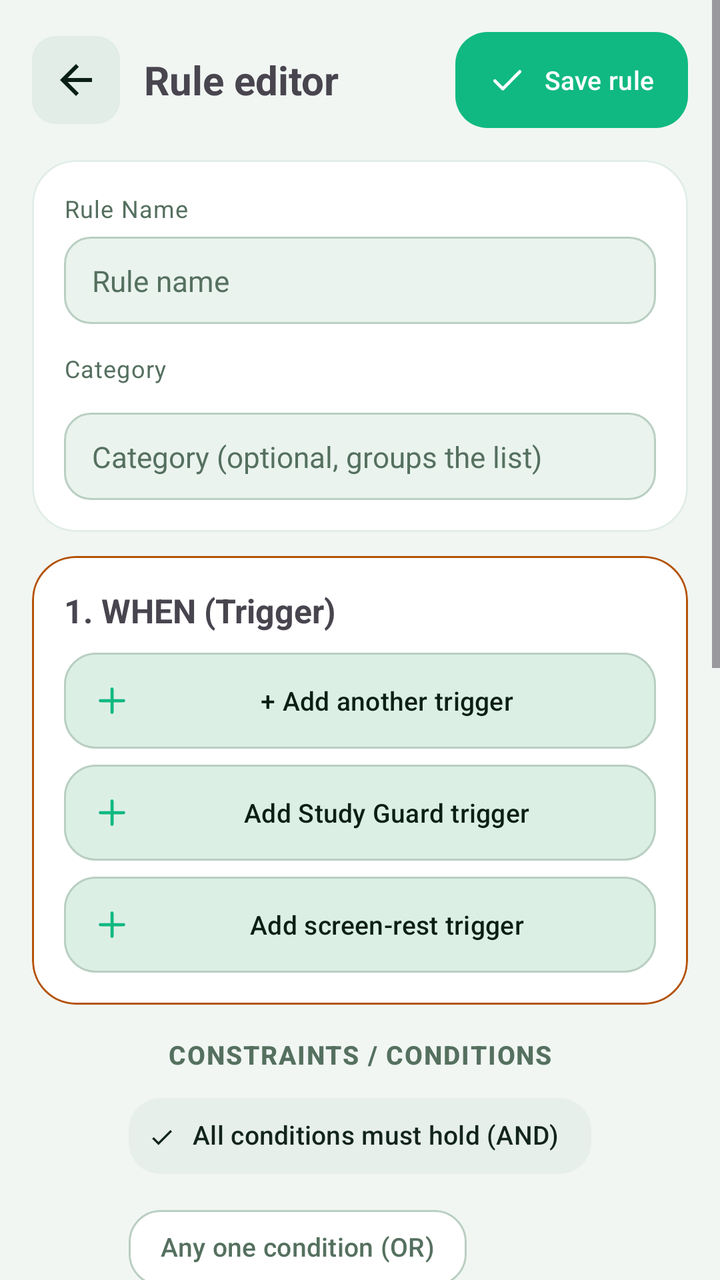
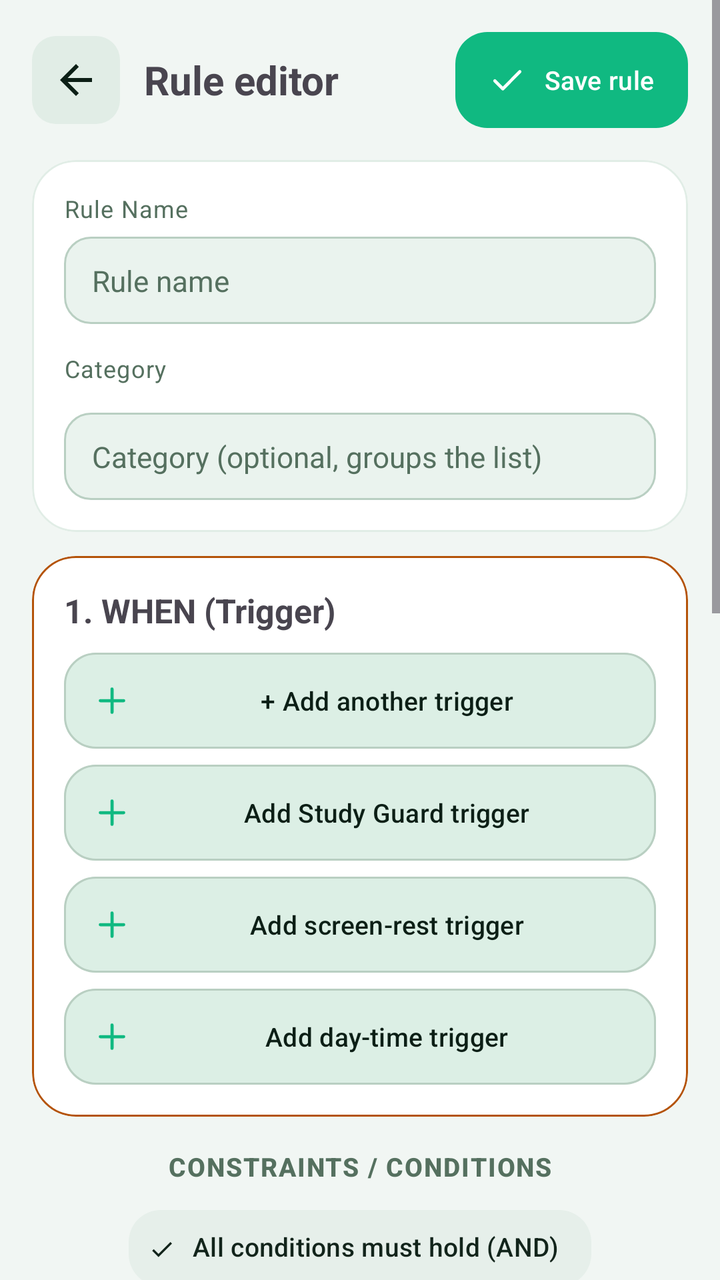

The first picture is an Android layout as it rendered before a commit; the second is the same layout after the commit. The layout source and the unified diff follow.
<!-- AndroidManifest.xml: application theme Theme.PhoneLink -->
<!-- res/layout/activity_rule_editor.xml -->
<?xml version="1.0" encoding="utf-8"?>
<ScrollView xmlns:android="http://schemas.android.com/apk/res/android"
    xmlns:app="http://schemas.android.com/apk/res-auto"
    android:layout_width="match_parent"
    android:layout_height="match_parent">

    <LinearLayout
        android:layout_width="match_parent"
        android:layout_height="wrap_content"
        android:orientation="vertical"
        android:padding="16dp">

        <LinearLayout
            android:layout_width="match_parent"
            android:layout_height="wrap_content"
            android:gravity="center_vertical"
            android:orientation="horizontal">

            <ImageButton
                android:id="@+id/btnEditorBack"
                android:layout_width="44dp"
                android:layout_height="44dp"
                android:background="@drawable/bg_back_chip"
                android:contentDescription="@string/btn_back"
                android:padding="10dp"
                android:src="@drawable/ic_arrow_back"
                android:tint="?attr/colorOnSurface" />

            <TextView
                android:layout_width="0dp"
                android:layout_height="wrap_content"
                android:layout_marginStart="12dp"
                android:layout_weight="1"
                android:text="@string/auto_editor_title"
                android:textSize="20sp"
                android:textStyle="bold" />

            <com.google.android.material.button.MaterialButton
                android:id="@+id/btnSaveRule"
                style="@style/PL.BtnPill"
                android:layout_width="wrap_content"
                android:layout_height="wrap_content"
                android:text="@string/auto_save"
                app:icon="@drawable/ic_check" />
        </LinearLayout>

        
        <com.google.android.material.card.MaterialCardView
            android:layout_width="match_parent"
            android:layout_height="wrap_content"
            android:layout_marginTop="16dp">

            <LinearLayout
                android:layout_width="match_parent"
                android:layout_height="wrap_content"
                android:orientation="vertical"
                android:padding="16dp">

                <TextView
                    style="@style/PL.BodySmall"
                    android:text="@string/ed_name_label" />

                <EditText
                    android:id="@+id/etRuleName"
                    style="@style/PL.FieldPlain"
                    android:layout_marginTop="6dp"
                    android:hint="@string/auto_rule_name_hint"
                    android:inputType="text"
                    android:maxLines="1" />

                <TextView
                    style="@style/PL.BodySmall"
                    android:layout_marginTop="14dp"
                    android:text="@string/ed_cat_label" />

                <com.google.android.material.chip.ChipGroup
                    android:id="@+id/cgRuleCats"
                    android:layout_width="match_parent"
                    android:layout_height="wrap_content"
                    android:layout_marginTop="6dp"
                    app:singleSelection="true" />

                <EditText
                    android:id="@+id/etRuleCat"
                    style="@style/PL.FieldPlain"
                    android:layout_marginTop="8dp"
                    android:hint="@string/auto_cat_hint"
                    android:inputType="text"
                    android:maxLines="1" />
            </LinearLayout>
        </com.google.android.material.card.MaterialCardView>

        
        <com.google.android.material.card.MaterialCardView
            android:layout_width="match_parent"
            android:layout_height="wrap_content"
            android:layout_marginTop="12dp"
            app:strokeColor="@color/pair_code"
            app:strokeWidth="1dp">

            <LinearLayout
                android:layout_width="match_parent"
                android:layout_height="wrap_content"
                android:orientation="vertical"
                android:padding="16dp">

                <TextView
                    android:layout_width="match_parent"
                    android:layout_height="wrap_content"
                    android:text="@string/ed_when"
                    android:textSize="16.5sp"
                    android:textStyle="bold" />

                <LinearLayout
                    android:id="@+id/trigContainer"
                    android:layout_width="match_parent"
                    android:layout_height="wrap_content"
                    android:orientation="vertical" />

                <com.google.android.material.button.MaterialButton
                    android:id="@+id/btnAddTrigger"
                    style="@style/PL.BtnGhost"
                    android:layout_width="match_parent"
                    android:layout_height="wrap_content"
                    android:layout_marginTop="10dp"
                    android:text="@string/auto_add_trigger"
                    app:icon="@drawable/ic_plus" />

                <com.google.android.material.button.MaterialButton
                    android:id="@+id/btnAddStudyGuard"
                    style="@style/PL.BtnGhost"
                    android:layout_width="match_parent"
                    android:layout_height="wrap_content"
                    android:layout_marginTop="8dp"
                    android:text="@string/btn_add_study_guard"
                    app:icon="@drawable/ic_plus" />

                <com.google.android.material.button.MaterialButton
                    android:id="@+id/btnAddScreenRest"
                    style="@style/PL.BtnGhost"
                    android:layout_width="match_parent"
                    android:layout_height="wrap_content"
                    android:layout_marginTop="8dp"
                    android:text="@string/btn_add_screen_rest"
                    app:icon="@drawable/ic_plus" />
            </LinearLayout>
        </com.google.android.material.card.MaterialCardView>

        
        <TextView
            style="@style/PL.SecTitle"
            android:layout_marginTop="16dp"
            android:gravity="center"
            android:text="@string/ed_constraints" />

        <com.google.android.material.chip.ChipGroup
            android:id="@+id/cgConsMode"
            android:layout_width="wrap_content"
            android:layout_height="wrap_content"
            android:layout_gravity="center_horizontal"
            android:layout_marginTop="8dp"
            app:selectionRequired="true"
            app:singleSelection="true">

            <com.google.android.material.chip.Chip
                android:id="@+id/chipConsAll"
                style="@style/PL.ChipFilter"
                android:layout_width="wrap_content"
                android:layout_height="wrap_content"
                android:checked="true"
                android:text="@string/auto_cons_all" />

            <com.google.android.material.chip.Chip
                android:id="@+id/chipConsAny"
                style="@style/PL.ChipFilter"
                android:layout_width="wrap_content"
                android:layout_height="wrap_content"
                android:text="@string/auto_cons_any" />
        </com.google.android.material.chip.ChipGroup>

        
        <com.google.android.material.card.MaterialCardView
            android:layout_width="match_parent"
            android:layout_height="wrap_content"
            android:layout_marginTop="10dp">

            <LinearLayout
                android:layout_width="match_parent"
                android:layout_height="wrap_content"
                android:orientation="vertical"
                android:padding="16dp">

                <LinearLayout
                    android:id="@+id/consContainer"
                    android:layout_width="match_parent"
                    android:layout_height="wrap_content"
                    android:orientation="vertical" />

                <com.google.android.material.button.MaterialButton
                    android:id="@+id/btnAddConstraint"
                    style="@style/PL.BtnGhost"
                    android:layout_width="match_parent"
                    android:layout_height="wrap_content"
                    android:layout_marginTop="10dp"
                    android:text="@string/auto_add_constraint"
                    app:icon="@drawable/ic_plus" />

                <com.google.android.material.button.MaterialButton
                    android:id="@+id/btnAddGroup"
                    style="@style/PL.BtnGhost"
                    android:layout_width="match_parent"
                    android:layout_height="wrap_content"
                    android:layout_marginTop="6dp"
                    android:text="@string/btn_add_group"
                    app:icon="@drawable/ic_plus" />
            </LinearLayout>
        </com.google.android.material.card.MaterialCardView>

        
        <com.google.android.material.card.MaterialCardView
            android:layout_width="match_parent"
            android:layout_height="wrap_content"
            android:layout_marginTop="12dp"
            app:strokeColor="?attr/colorPrimary"
            app:strokeWidth="1dp">

            <LinearLayout
                android:layout_width="match_parent"
                android:layout_height="wrap_content"
                android:orientation="vertical"
                android:padding="16dp">

                <TextView
                    android:layout_width="match_parent"
                    android:layout_height="wrap_content"
                    android:text="@string/ed_then"
                    android:textSize="16.5sp"
                    android:textStyle="bold" />

                <LinearLayout
                    android:id="@+id/actContainer"
                    android:layout_width="match_parent"
                    android:layout_height="wrap_content"
                    android:orientation="vertical" />

                <com.google.android.material.button.MaterialButton
                    android:id="@+id/btnAddAction"
                    style="@style/PL.BtnMint"
                    android:layout_width="match_parent"
                    android:layout_height="wrap_content"
                    android:layout_marginTop="10dp"
                    android:text="@string/auto_add_action"
                    app:icon="@drawable/ic_plus" />

                <com.google.android.material.button.MaterialButton
                    android:id="@+id/btnAddIfElse"
                    style="@style/PL.BtnGhost"
                    android:layout_width="match_parent"
                    android:layout_height="wrap_content"
                    android:layout_marginTop="6dp"
                    android:text="@string/btn_add_ifelse"
                    app:icon="@drawable/ic_plus" />

                <com.google.android.material.button.MaterialButton
                    android:id="@+id/btnAddFocusLock"
                    style="@style/PL.BtnGhost"
                    android:layout_width="match_parent"
                    android:layout_height="wrap_content"
                    android:layout_marginTop="6dp"
                    android:text="@string/btn_add_focuslock"
                    app:icon="@drawable/ic_plus" />

                <com.google.android.material.button.MaterialButton
                    android:id="@+id/btnAddAutoTap"
                    style="@style/PL.BtnGhost"
                    android:layout_width="match_parent"
                    android:layout_height="wrap_content"
                    android:layout_marginTop="6dp"
                    android:text="@string/btn_add_autotap"
                    app:icon="@drawable/ic_plus" />
            </LinearLayout>
        </com.google.android.material.card.MaterialCardView>

        
        <LinearLayout
            android:layout_width="match_parent"
            android:layout_height="wrap_content"
            android:layout_marginTop="16dp"
            android:orientation="horizontal">

            <com.google.android.material.button.MaterialButton
                android:id="@+id/btnTestRule"
                style="@style/PL.BtnGhost"
                android:layout_width="0dp"
                android:layout_height="wrap_content"
                android:layout_marginEnd="5dp"
                android:layout_weight="1"
                android:text="@string/ed_test_rule"
                app:icon="@drawable/ic_check" />

            <com.google.android.material.button.MaterialButton
                android:id="@+id/btnDeleteRule"
                style="@style/PL.BtnGhost"
                android:layout_width="0dp"
                android:layout_height="wrap_content"
                android:layout_marginStart="5dp"
                android:layout_weight="1"
                android:text="@string/ed_delete_rule"
                android:textColor="?attr/colorError"
                android:visibility="gone"
                app:icon="@drawable/ic_trash" />
        </LinearLayout>

        
        <LinearLayout
            android:layout_width="match_parent"
            android:layout_height="wrap_content"
            android:layout_marginTop="10dp"
            android:orientation="horizontal">

            <com.google.android.material.button.MaterialButton
                android:id="@+id/btnTraceRule"
                style="@style/PL.BtnGhost"
                android:layout_width="0dp"
                android:layout_height="wrap_content"
                android:layout_marginEnd="5dp"
                android:layout_weight="1"
                android:text="@string/btn_trace"
                app:icon="@drawable/ic_search" />

            <com.google.android.material.button.MaterialButton
                android:id="@+id/btnHistoryRule"
                style="@style/PL.BtnGhost"
                android:layout_width="0dp"
                android:layout_height="wrap_content"
                android:layout_marginStart="5dp"
                android:layout_weight="1"
                android:text="@string/btn_history"
                android:visibility="gone"
                app:icon="@drawable/ic_refresh" />
        </LinearLayout>
    </LinearLayout>
</ScrollView>
<!-- resources referenced by this layout -->
<resources>
  <color name="pair_code">#B45309</color>
  <!-- drawable bg_back_chip (drawable) -->
  <?xml version="1.0" encoding="utf-8"?>
  <shape xmlns:android="http://schemas.android.com/apk/res/android"
      android:shape="rectangle">
      <corners android:radius="12dp" />
      <solid android:color="@color/md_surfaceVariant" />
  </shape>
  <string name="auto_add_action">+ Add action</string>
  <string name="auto_add_constraint">+ Add condition</string>
  <string name="auto_add_trigger">+ Add another trigger</string>
  <string name="auto_cat_hint">Category (optional, groups the list)</string>
  <string name="auto_cons_all">All conditions must hold (AND)</string>
  <string name="auto_cons_any">Any one condition (OR)</string>
  <string name="auto_editor_title">Rule editor</string>
  <string name="auto_rule_name_hint">Rule name</string>
  <string name="auto_save">Save rule</string>
  <string name="btn_add_autotap">Add AutoTap step</string>
  <string name="btn_add_focuslock">Add FocusLock step</string>
  <string name="btn_add_group">Add condition group</string>
  <string name="btn_add_ifelse">Add If / Else step</string>
  <string name="btn_add_screen_rest">Add screen-rest trigger</string>
  <string name="btn_add_study_guard">Add Study Guard trigger</string>
  <string name="btn_back">Back</string>
  <string name="btn_history">History</string>
  <string name="btn_trace">Trace</string>
  <string name="ed_cat_label">Category</string>
  <string name="ed_constraints">CONSTRAINTS / CONDITIONS</string>
  <string name="ed_delete_rule">Delete Rule</string>
  <string name="ed_name_label">Rule Name</string>
  <string name="ed_test_rule">Test Run Rule</string>
  <string name="ed_then">2. THEN DO (Actions)</string>
  <string name="ed_when">1. WHEN (Trigger)</string>
  <style name="PL.BodySmall" parent="TextAppearance.Material3.BodySmall">
          <item name="android:layout_width">match_parent</item>
          <item name="android:layout_height">wrap_content</item>
          <item name="android:textColor">?attr/colorOnSurfaceVariant</item>
      </style>
  <style name="PL.ChipFilter" parent="Widget.Material3.Chip.Filter">
          <item name="chipCornerRadius">16dp</item>
          <item name="chipMinHeight">38dp</item>
          <item name="android:textSize">13sp</item>
          <item name="android:maxLines">1</item>
          <item name="android:ellipsize">end</item>
      </style>
  <color name="md_surfaceVariant">#E1EDE6</color>
  <color name="pl_mint">#10B981</color>
  <color name="md_btnFill">#DCEFE5</color>
  <color name="md_primary">#10B981</color>
  <color name="md_onPrimary">#FFFFFF</color>
  <color name="md_primaryContainer">#D9F6E9</color>
  <color name="md_onPrimaryContainer">#06382A</color>
  <color name="md_secondary">#52665C</color>
  <color name="md_onSecondary">#FFFFFF</color>
  <color name="md_secondaryContainer">#E6EFEA</color>
  <color name="md_onSecondaryContainer">#12241B</color>
  <color name="md_background">#F1F6F3</color>
  <color name="md_onBackground">#0C1F16</color>
  <color name="md_surface">#FFFFFF</color>
  <color name="md_onSurface">#0C1F16</color>
  <color name="md_onSurfaceVariant">#55705F</color>
  <color name="md_surfaceContainer">#EAF3EE</color>
  <color name="md_surfaceContainerHigh">#DCEAE2</color>
  <color name="md_outline">#B9CFC2</color>
  <style name="PL.CardView" parent="Widget.Material3.CardView.Filled">
          <item name="cardCornerRadius">22dp</item>
          <item name="cardElevation">0dp</item>
          <item name="strokeWidth">1dp</item>
          <item name="strokeColor">?attr/colorSurfaceVariant</item>
          <item name="cardBackgroundColor">?attr/colorSurface</item>
      </style>
  <color name="md_error">#BA1A1A</color>
  <color name="md_onError">#FFFFFF</color>
  <color name="md_errorContainer">#FDECEC</color>
  <!-- unchanged entries left out for length: 15 -->
</resources>

<!-- the commit's change to res/layout/activity_rule_editor.xml (unified diff, before → after) -->
@@ -143,6 +143,15 @@
                     android:layout_marginTop="8dp"
                     android:text="@string/btn_add_screen_rest"
                     app:icon="@drawable/ic_plus" />
+
+                <com.google.android.material.button.MaterialButton
+                    android:id="@+id/btnAddTimeAtDays"
+                    style="@style/PL.BtnGhost"
+                    android:layout_width="match_parent"
+                    android:layout_height="wrap_content"
+                    android:layout_marginTop="8dp"
+                    android:text="@string/btn_add_time_at_days"
+                    app:icon="@drawable/ic_plus" />
             </LinearLayout>
         </com.google.android.material.card.MaterialCardView>
 
@@ -277,6 +286,15 @@
                     android:layout_height="wrap_content"
                     android:layout_marginTop="6dp"
                     android:text="@string/btn_add_autotap"
+                    app:icon="@drawable/ic_plus" />
+
+                <com.google.android.material.button.MaterialButton
+                    android:id="@+id/btnAddRedial"
+                    style="@style/PL.BtnGhost"
+                    android:layout_width="match_parent"
+                    android:layout_height="wrap_content"
+                    android:layout_marginTop="6dp"
+                    android:text="@string/btn_add_redial"
                     app:icon="@drawable/ic_plus" />
             </LinearLayout>
         </com.google.android.material.card.MaterialCardView>
<!-- resource entries referenced after the edit -->
@@ -21,8 +21,10 @@
   <string name="btn_add_focuslock">Add FocusLock step</string>
   <string name="btn_add_group">Add condition group</string>
   <string name="btn_add_ifelse">Add If / Else step</string>
+  <string name="btn_add_redial">Add redial step</string>
   <string name="btn_add_screen_rest">Add screen-rest trigger</string>
   <string name="btn_add_study_guard">Add Study Guard trigger</string>
+  <string name="btn_add_time_at_days">Add day-time trigger</string>
   <string name="btn_back">Back</string>
   <string name="btn_history">History</string>
   <string name="btn_trace">Trace</string>
